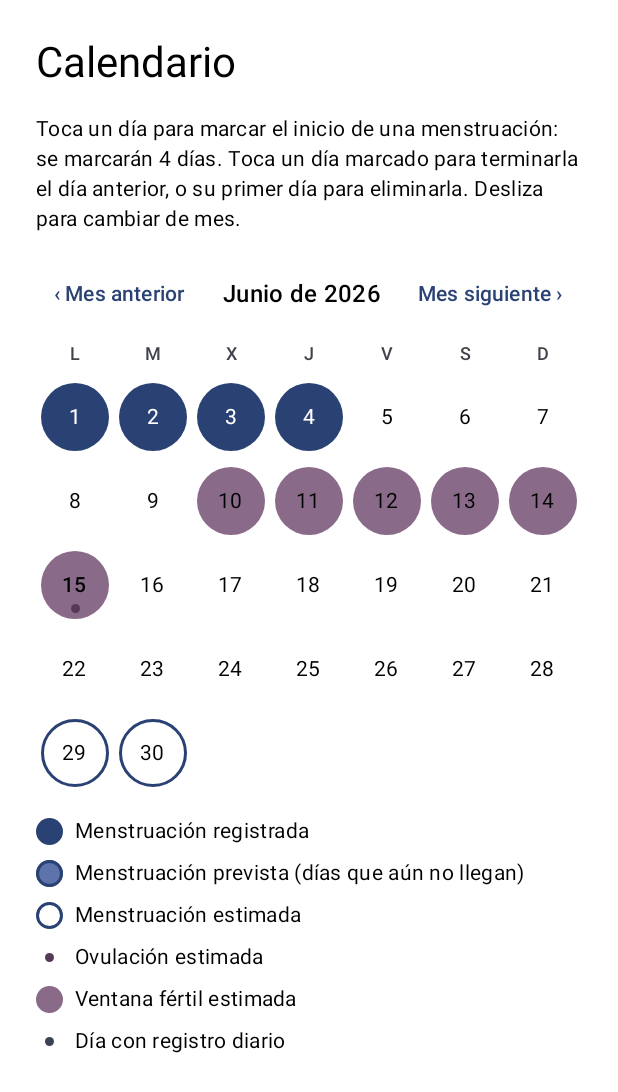
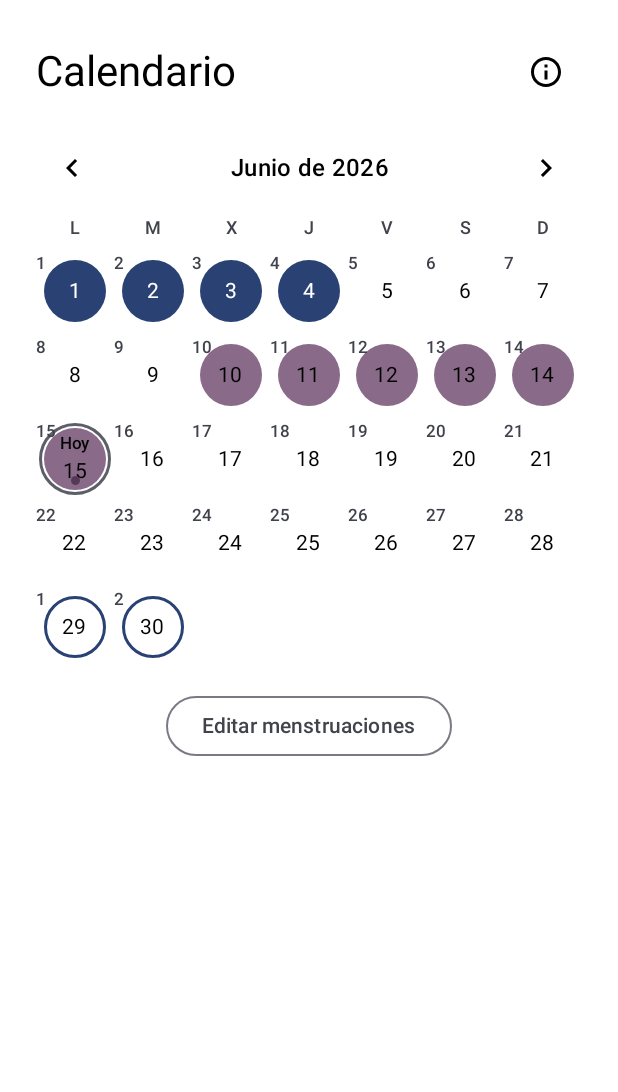
Before and after one commit to FernandoYZ/lottie-app, an Android app built with Jetpack Compose: the @Preview function CalendarScreenPreview, on a phone screen of 412 x 824 dp. Shown: the top 1092 px of the screen. Run offline under Robolectric (Android 15) with nearby library versions, the phone set to English and light mode, and no system bars.

Commit message:
feat(calendar): mark today, show cycle days and move editing to an edit mode

```diff
--- a/app/src/main/java/com/fernandoyz/lottie/presentation/calendar/CalendarScreen.kt
+++ b/app/src/main/java/com/fernandoyz/lottie/presentation/calendar/CalendarScreen.kt
@@ -7,16 +7,25 @@ import androidx.compose.foundation.layout.fillMaxSize
 import androidx.compose.foundation.layout.padding
 import androidx.compose.foundation.rememberScrollState
 import androidx.compose.foundation.verticalScroll
+import androidx.compose.foundation.layout.Row
+import androidx.compose.material.icons.Icons
+import androidx.compose.material.icons.outlined.Info
 import androidx.compose.material3.AlertDialog
+import androidx.compose.material3.Button
+import androidx.compose.material3.Icon
+import androidx.compose.material3.IconButton
+import androidx.compose.material3.OutlinedButton
 import androidx.compose.material3.CircularProgressIndicator
 import androidx.compose.material3.MaterialTheme
 import androidx.compose.material3.Text
 import androidx.compose.material3.TextButton
 import androidx.compose.runtime.Composable
 import androidx.compose.runtime.getValue
+import androidx.compose.runtime.mutableStateOf
+import androidx.compose.runtime.saveable.rememberSaveable
+import androidx.compose.runtime.setValue
 import androidx.compose.ui.Alignment
 import androidx.compose.ui.Modifier
-import androidx.compose.ui.res.pluralStringResource
 import androidx.compose.ui.res.stringResource
 import androidx.compose.ui.semantics.LiveRegionMode
 import androidx.compose.ui.semantics.liveRegion
@@ -51,6 +60,7 @@ fun CalendarRoute(viewModel: CalendarViewModel, onOpenDailyLog: (LocalDate) -> U
         onDismissDelete = viewModel::onDismissDelete,
         onDayLongPressed = viewModel::onDayLongPressed,
         onDismissDayDetail = viewModel::onDismissDayDetail,
+        onEditToggled = viewModel::onEditToggled,
         modifier = modifier,
     )
 }
@@ -66,6 +76,7 @@ fun CalendarScreen(
     onDismissDayDetail: () -> Unit,
     modifier: Modifier = Modifier,
     onOpenDailyLog: (LocalDate) -> Unit = {},
+    onEditToggled: () -> Unit = {},
 ) {
     if (uiState.isLoading) {
         Box(modifier.fillMaxSize(), contentAlignment = Alignment.Center) { CircularProgressIndicator() }
@@ -85,11 +96,20 @@ fun CalendarScreen(
             .padding(24.dp),
         verticalArrangement = Arrangement.spacedBy(16.dp),
     ) {
-        Text(text = stringResource(R.string.calendar_title), style = MaterialTheme.typography.headlineMedium)
-        Text(
-            text = pluralStringResource(R.plurals.calendar_instructions, uiState.periodLengthDays, uiState.periodLengthDays),
-            style = MaterialTheme.typography.bodyMedium,
-        )
+        var showLegend by rememberSaveable { mutableStateOf(false) }
+        Row(verticalAlignment = Alignment.CenterVertically) {
+            Text(
+                text = stringResource(R.string.calendar_title),
+                style = MaterialTheme.typography.headlineMedium,
+                modifier = Modifier.weight(1f),
+            )
+            IconButton(onClick = { showLegend = true }) {
+                Icon(Icons.Outlined.Info, contentDescription = stringResource(R.string.calendar_legend_action))
+            }
+        }
+        if (uiState.isEditing) {
+            Text(text = stringResource(R.string.calendar_edit_hint), style = MaterialTheme.typography.bodyMedium)
+        }
 
         MonthCalendar(
             initialMonth = uiState.month,
@@ -101,6 +121,7 @@ fun CalendarScreen(
             ovulationDaysFor = uiState::ovulationDaysFor,
             fertileDaysFor = uiState::fertileDaysFor,
             loggedDays = uiState.loggedDays,
+            cycleDaysFor = uiState::cycleDaysFor,
         )
 
         val message = uiState.rejection?.let { stringResource(it.messageRes()) }
@@ -113,7 +134,24 @@ fun CalendarScreen(
             )
         }
 
-        CalendarLegend()
+        if (uiState.isEditing) {
+            Button(onClick = onEditToggled, modifier = Modifier.align(Alignment.CenterHorizontally)) {
+                Text(stringResource(R.string.calendar_edit_done))
+            }
+        } else {
+            OutlinedButton(onClick = onEditToggled, modifier = Modifier.align(Alignment.CenterHorizontally)) {
+                Text(stringResource(R.string.calendar_edit))
+            }
+        }
+
+        if (showLegend) {
+            AlertDialog(
+                onDismissRequest = { showLegend = false },
+                title = { Text(stringResource(R.string.calendar_legend_title)) },
+                text = { CalendarLegend() },
+                confirmButton = { TextButton(onClick = { showLegend = false }) { Text(stringResource(R.string.action_close)) } },
+            )
+        }
     }
 
     uiState.pendingDelete?.let { record ->
--- a/app/src/main/java/com/fernandoyz/lottie/presentation/calendar/CalendarViewModel.kt
+++ b/app/src/main/java/com/fernandoyz/lottie/presentation/calendar/CalendarViewModel.kt
@@ -43,10 +43,12 @@ data class CalendarUiState(
     val rejection: HistoryValidationError? = null,
     val writeFailed: Boolean = false,
     val isWriting: Boolean = false,
-    /** Day whose detail panel is open after a long press (day-detail S1). */
+    /** Day whose detail panel is open after a tap or a long press (CALENDAR_VIEW §2). */
     val selectedDay: LocalDate? = null,
     /** Daily logs by date (DAILY_LOG §5). */
     val logs: Map<LocalDate, DailyLog> = emptyMap(),
+    /** Taps edit menstruations only in edit mode (CALENDAR_VIEW §2). */
+    val isEditing: Boolean = false,
 ) {
     val selectedDayInfo: CycleDayInfo? = selectedDay?.let { CyclePhases.dayInfo(it, records, estimate, today) }
 
@@ -58,6 +60,12 @@ data class CalendarUiState(
 
     fun fertileDaysFor(month: YearMonth): Set<LocalDate> = CyclePhases.fertileDays(month, records, estimate, today)
 
+    /** Cycle day of each day with cycle data, same calculation as the day detail (CALENDAR_VIEW §4). */
+    fun cycleDaysFor(month: YearMonth): Map<LocalDate, Int> = (1..month.lengthOfMonth())
+        .map(month::atDay)
+        .mapNotNull { date -> CyclePhases.dayInfo(date, records, estimate, today)?.let { date to it.cycleDay } }
+        .toMap()
+
     /** Marks for any month, so the neighbour pages show them while swiping. */
     fun marksFor(month: YearMonth): Map<LocalDate, DayMark> = CalendarMarks.marksFor(month, records, estimate, today)
 
@@ -67,7 +75,7 @@ data class CalendarUiState(
     val periodLengthDays: Int = CycleStatistics.periodLengthDays(records, today)
 }
 
-/** Month calendar where menstruations are registered by tapping days (STAGE_4 §2). */
+/** Month calendar: a tap shows the day detail; in edit mode it registers menstruations (STAGE_4 §2, CALENDAR_VIEW §2). */
 class CalendarViewModel(
     private val historyRepository: HistoryRepository,
     setupRepository: SetupRepository,
@@ -109,6 +117,10 @@ class CalendarViewModel(
 
     fun onDayTapped(date: LocalDate) {
         val state = _uiState.value
+        if (!state.isEditing) {
+            onDayLongPressed(date)
+            return
+        }
         if (state.isLoading || state.loadFailed || state.isWriting || state.pendingDelete != null) return
         _uiState.update { it.copy(rejection = null, writeFailed = false) }
 
@@ -128,6 +140,8 @@ class CalendarViewModel(
     }
 
     fun onDismissDayDetail() = _uiState.update { it.copy(selectedDay = null) }
+
+    fun onEditToggled() = _uiState.update { it.copy(isEditing = !it.isEditing, rejection = null, writeFailed = false) }
 
     fun onConfirmDelete() {
         val record = _uiState.value.pendingDelete ?: return
--- a/app/src/main/java/com/fernandoyz/lottie/presentation/common/MonthCalendar.kt
+++ b/app/src/main/java/com/fernandoyz/lottie/presentation/common/MonthCalendar.kt
@@ -17,7 +17,11 @@ import androidx.compose.foundation.pager.rememberPagerState
 import androidx.compose.foundation.shape.CircleShape
 import androidx.compose.material3.MaterialTheme
 import androidx.compose.material3.Text
-import androidx.compose.material3.TextButton
+import androidx.compose.material.icons.Icons
+import androidx.compose.material.icons.automirrored.filled.KeyboardArrowLeft
+import androidx.compose.material.icons.automirrored.filled.KeyboardArrowRight
+import androidx.compose.material3.Icon
+import androidx.compose.material3.IconButton
 import androidx.compose.runtime.Composable
 import androidx.compose.runtime.LaunchedEffect
 import androidx.compose.runtime.getValue
@@ -61,7 +65,8 @@ private fun monthOf(page: Int): YearMonth = firstPageMonth.plusMonths(page.toLon
 /**
  * Month grid shared by the initial setup and the calendar screen. Weeks start on Monday (STAGE_3 §3).
  * Swiping changes month like book pages: finger to the right shows the previous month (STAGE_4 §6);
- * the buttons do the same. Days are tappable when [onDayClick] is not null (STAGE_4 §2).
+ * the arrows do the same. Days are tappable when [onDayClick] is not null (STAGE_4 §2). Today has a ring and
+ * "Hoy" (CALENDAR_VIEW §1); [cycleDaysFor] adds the cycle day of each day (CALENDAR_VIEW §4).
  * [initialMonth] is read once; [onMonthChanged] reports the month that settles on screen.
  */
 @Composable
@@ -76,6 +81,7 @@ fun MonthCalendar(
     ovulationDaysFor: (YearMonth) -> Set<LocalDate> = { emptySet() },
     fertileDaysFor: (YearMonth) -> Set<LocalDate> = { emptySet() },
     loggedDays: Set<LocalDate> = emptySet(),
+    cycleDaysFor: (YearMonth) -> Map<LocalDate, Int> = { emptyMap() },
 ) {
     val pagerState = rememberPagerState(initialPage = pageOf(initialMonth)) { PAGE_COUNT }
     val scope = rememberCoroutineScope()
@@ -86,8 +92,8 @@ fun MonthCalendar(
 
     Column(modifier = modifier, verticalArrangement = Arrangement.spacedBy(8.dp)) {
         Row(verticalAlignment = Alignment.CenterVertically, modifier = Modifier.fillMaxWidth()) {
-            TextButton(onClick = { scope.launch { pagerState.animateScrollToPage(pagerState.currentPage - 1) } }) {
-                Text("‹ " + stringResource(R.string.calendar_previous_month))
+            IconButton(onClick = { scope.launch { pagerState.animateScrollToPage(pagerState.currentPage - 1) } }) {
+                Icon(Icons.AutoMirrored.Filled.KeyboardArrowLeft, contentDescription = stringResource(R.string.calendar_previous_month))
             }
             Text(
                 text = monthOf(pagerState.currentPage).format(monthTitleFormatter).replaceFirstChar { it.titlecase(spanish) },
@@ -97,8 +103,8 @@ fun MonthCalendar(
                     .weight(1f)
                     .semantics { heading() },
             )
-            TextButton(onClick = { scope.launch { pagerState.animateScrollToPage(pagerState.currentPage + 1) } }) {
-                Text(stringResource(R.string.calendar_next_month) + " ›")
+            IconButton(onClick = { scope.launch { pagerState.animateScrollToPage(pagerState.currentPage + 1) } }) {
+                Icon(Icons.AutoMirrored.Filled.KeyboardArrowRight, contentDescription = stringResource(R.string.calendar_next_month))
             }
         }
         WeekdayHeader()
@@ -111,6 +117,7 @@ fun MonthCalendar(
                 fertileDays = fertileDaysFor(month),
                 loggedDays = loggedDays,
                 today = today,
+                cycleDays = cycleDaysFor(month),
                 onDayClick = onDayClick,
                 onDayLongClick = onDayLongClick,
             )
@@ -141,6 +148,7 @@ private fun MonthGrid(
     fertileDays: Set<LocalDate>,
     loggedDays: Set<LocalDate>,
     today: LocalDate,
+    cycleDays: Map<LocalDate, Int>,
     onDayClick: ((LocalDate) -> Unit)?,
     onDayLongClick: ((LocalDate) -> Unit)?,
 ) {
@@ -160,6 +168,7 @@ private fun MonthGrid(
                                 isOvulation = date in ovulationDays,
                                 isFertile = date in fertileDays,
                                 isLogged = date in loggedDays,
+                                cycleDay = cycleDays[date],
                                 onClick = onDayClick?.let { click -> { click(date) } },
                                 onLongClick = onDayLongClick?.let { longClick -> { longClick(date) } },
                             )
@@ -180,6 +189,7 @@ private fun DayCell(
     isOvulation: Boolean,
     isFertile: Boolean,
     isLogged: Boolean,
+    cycleDay: Int?,
     onClick: (() -> Unit)?,
     onLongClick: (() -> Unit)?,
 ) {
@@ -195,16 +205,19 @@ private fun DayCell(
         isFertile -> stringResource(R.string.calendar_day_fertile, markDescription)
         else -> markDescription
     }
-    val description = if (isLogged) stringResource(R.string.calendar_day_logged, phaseDescription) else phaseDescription
+    val loggedDescription = if (isLogged) stringResource(R.string.calendar_day_logged, phaseDescription) else phaseDescription
+    val description = if (isToday) stringResource(R.string.calendar_day_today, loggedDescription) else loggedDescription
     val fertileBackground = MaterialTheme.colorScheme.tertiaryContainer
     val detailLabel = stringResource(R.string.calendar_day_detail_action)
     val interactive = onClick != null || onLongClick != null
+    val textColor = when (mark) {
+        DayMark.Registered -> MaterialTheme.colorScheme.onPrimary
+        DayMark.Upcoming -> MaterialTheme.colorScheme.onPrimaryContainer
+        else -> Color.Unspecified
+    }
     Box(
         modifier = Modifier
-            .padding(3.dp)
             .fillMaxSize()
-            .then(if (isFertile && mark == null) Modifier.background(fertileBackground, CircleShape) else Modifier)
-            .dayMark(mark, primary, MaterialTheme.colorScheme.primaryContainer)
             .then(
                 if (interactive) {
                     Modifier.combinedClickable(onClick = { onClick?.invoke() }, onLongClick = onLongClick)
@@ -222,34 +235,45 @@ private fun DayCell(
             },
         contentAlignment = Alignment.Center,
     ) {
-        if (isLogged) {
-            Box(
-                modifier = Modifier
-                    .align(Alignment.TopCenter)
-                    .padding(top = 4.dp)
-                    .size(6.dp)
-                    .background(MaterialTheme.colorScheme.secondary, CircleShape),
+        // Ring around today, outside any other mark (CALENDAR_VIEW §1).
+        Box(
+            modifier = Modifier
+                .fillMaxSize()
+                .padding(2.dp)
+                .then(if (isToday) Modifier.border(2.dp, MaterialTheme.colorScheme.outline, CircleShape) else Modifier)
+                .padding(3.dp)
+                .then(if (isFertile && mark == null) Modifier.background(fertileBackground, CircleShape) else Modifier)
+                .dayMark(mark, primary, MaterialTheme.colorScheme.primaryContainer),
+            contentAlignment = Alignment.Center,
+        ) {
+            Column(horizontalAlignment = Alignment.CenterHorizontally) {
+                if (isToday) {
+                    Text(text = stringResource(R.string.calendar_today), color = textColor, style = MaterialTheme.typography.labelSmall)
+                }
+                Text(text = date.dayOfMonth.toString(), color = textColor, style = MaterialTheme.typography.bodyMedium)
+            }
+            Row(
+                modifier = Modifier.align(Alignment.BottomCenter).padding(bottom = 3.dp),
+                horizontalArrangement = Arrangement.spacedBy(2.dp),
+            ) {
+                if (isLogged) Dot(MaterialTheme.colorScheme.secondary)
+                if (isOvulation) Dot(MaterialTheme.colorScheme.tertiary)
+            }
+        }
+        if (cycleDay != null) {
+            Text(
+                text = cycleDay.toString(),
+                color = MaterialTheme.colorScheme.onSurfaceVariant,
+                style = MaterialTheme.typography.labelSmall,
+                modifier = Modifier.align(Alignment.TopStart),
             )
         }
-        if (isOvulation) {
-            Box(
-                modifier = Modifier
-                    .align(Alignment.BottomCenter)
-                    .padding(bottom = 4.dp)
-                    .size(6.dp)
-                    .background(MaterialTheme.colorScheme.tertiary, CircleShape),
-            )
-        }
-        Text(
-            text = date.dayOfMonth.toString(),
-            color = when (mark) {
-                DayMark.Registered -> MaterialTheme.colorScheme.onPrimary
-                DayMark.Upcoming -> MaterialTheme.colorScheme.onPrimaryContainer
-                else -> Color.Unspecified
-            },
-            style = if (isToday) MaterialTheme.typography.titleSmall else MaterialTheme.typography.bodyMedium,
-        )
     }
+}
+
+@Composable
+private fun Dot(color: Color) {
+    Box(modifier = Modifier.size(6.dp).background(color, CircleShape))
 }
 
 private fun Modifier.dayMark(mark: DayMark?, primary: Color, primaryContainer: Color): Modifier = when (mark) {
--- a/app/src/main/res/values/strings.xml
+++ b/app/src/main/res/values/strings.xml
@@ -58,10 +58,14 @@
 
     <!-- Calendar (STAGE_3 §3, STAGE_4 §2) -->
     <string name="calendar_title">Calendario</string>
-    <plurals name="calendar_instructions">
-        <item quantity="one">Toca un día para marcar el inicio de una menstruación: se marcará %d día. Toca un día marcado para terminarla el día anterior, o su primer día para eliminarla. Desliza para cambiar de mes.</item>
-        <item quantity="other">Toca un día para marcar el inicio de una menstruación: se marcarán %d días. Toca un día marcado para terminarla el día anterior, o su primer día para eliminarla. Desliza para cambiar de mes.</item>
-    </plurals>
+    <string name="calendar_edit">Editar menstruaciones</string>
+    <string name="calendar_edit_done">Listo</string>
+    <string name="calendar_edit_hint">Toca un día para marcar o terminar una menstruación. Toca su primer día para borrarla.</string>
+    <string name="calendar_legend_action">Qué significa cada marca</string>
+    <string name="calendar_legend_title">Marcas del calendario</string>
+    <string name="calendar_today">Hoy</string>
+    <string name="calendar_day_today">Hoy, %1$s</string>
+    <string name="action_close">Cerrar</string>
     <string name="calendar_previous_month">Mes anterior</string>
     <string name="calendar_next_month">Mes siguiente</string>
     <string name="calendar_legend_registered">Menstruación registrada</string>
```
Also changed, not shown: 2 other files.
